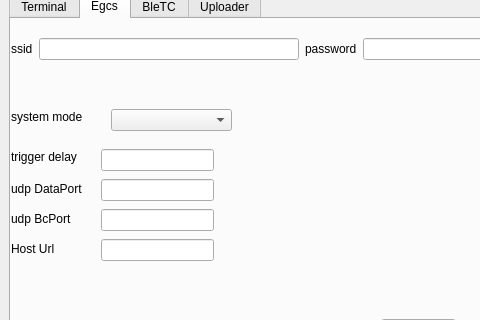
The window that utils/kunoitch/UI/mainWindow.ui (gbox3d/fireBolt) describes before a commit, drawn with Qt 5; both pictures show x 0 to 480 and y 81 to 401 of the 640 by 485 pixel window.
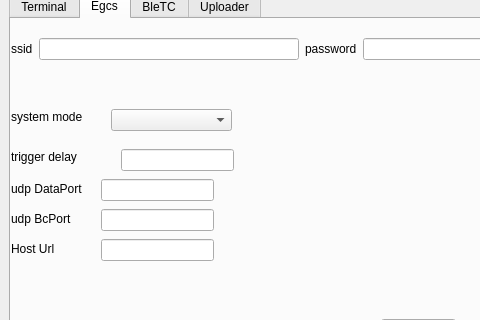
The same window after the commit. The open tabs and pages were chosen to show the change.

Patch:
```diff
--- a/utils/kunoitch/UI/mainWindow.ui
+++ b/utils/kunoitch/UI/mainWindow.ui
@@ -181,7 +181,7 @@
          <rect>
           <x>0</x>
           <y>130</y>
-          <width>71</width>
+          <width>101</width>
           <height>16</height>
          </rect>
         </property>
@@ -192,7 +192,7 @@
        <widget class="QLineEdit" name="leTriggerDelay">
         <property name="geometry">
          <rect>
-          <x>90</x>
+          <x>110</x>
           <y>130</y>
           <width>113</width>
           <height>22</height>
```
Left out of the diff: 4 changed lines with no effect on the pictures.
